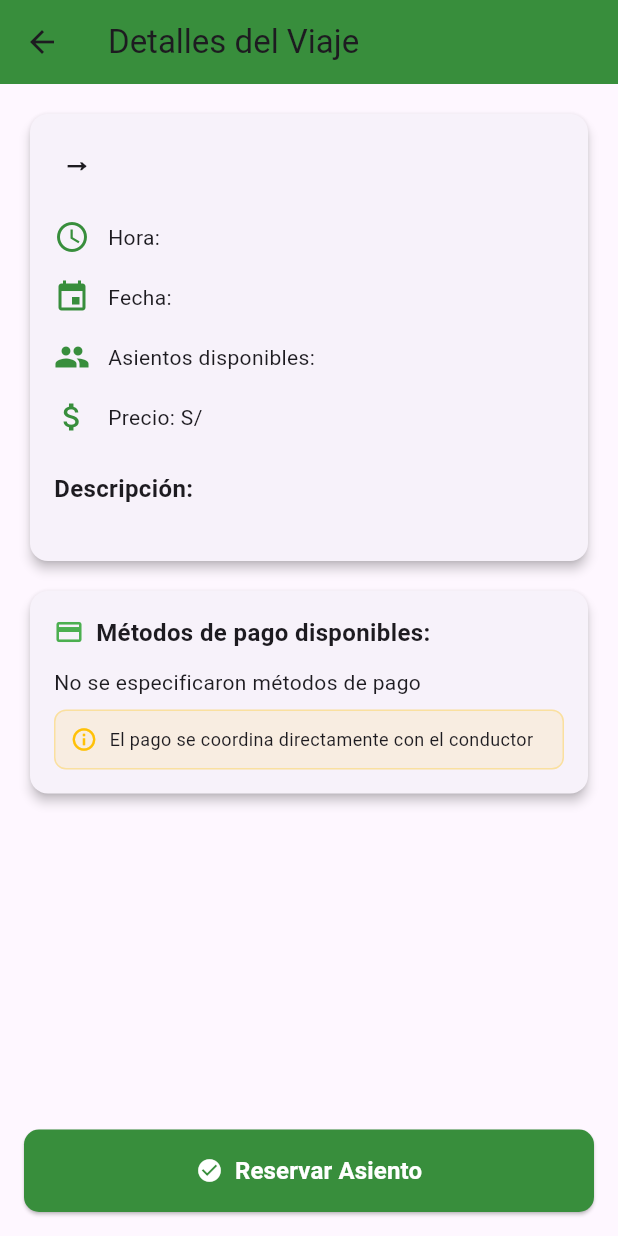
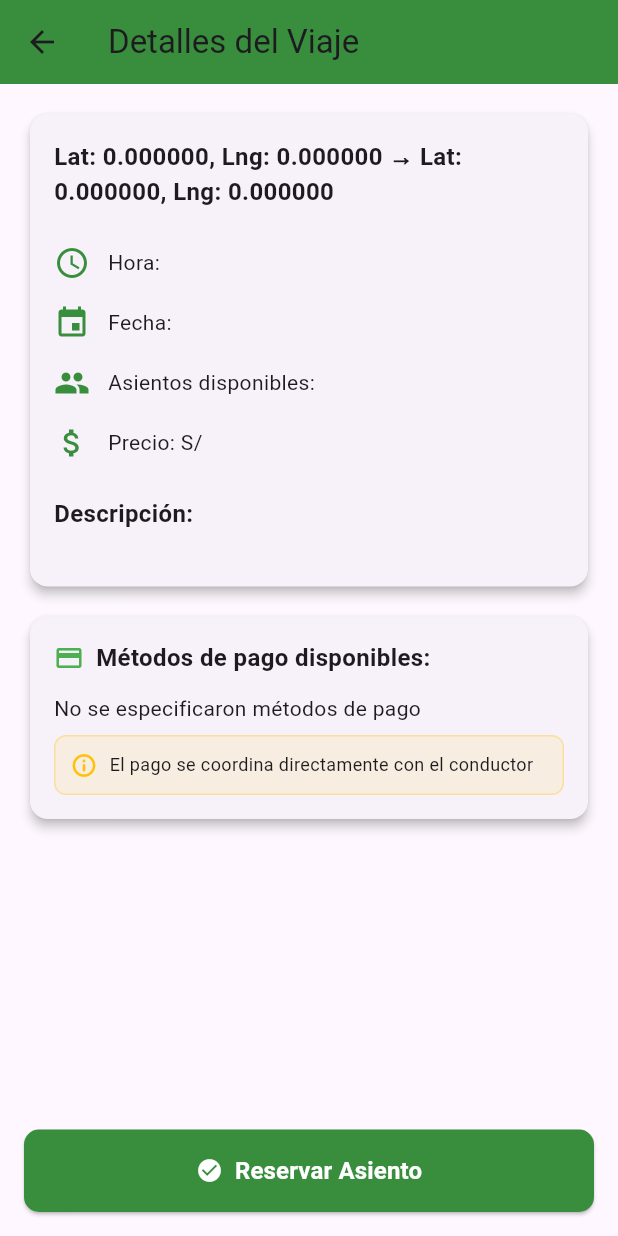
Before and after one commit to Marant7/MovUni, a Flutter app: the TripDetailScreen screen opened directly with empty values, on a phone screen of 412 x 824 dp. Run offline on Flutter 3.47's test engine with Material 3 defaults, Android fonts, the phone set to English and light mode, and no system bars; our stand-ins replace cloud_firestore, firebase_auth, firebase_core, firebase_storage, geocoding, google_maps_flutter and 3 more; accounts and stored records are empty.

Commit message:
Corregir el historial de los usuarios, diferenciando los datos que se muestran según el tipo de usuario y agregando las direcciones exactas en ves de las coordenadas. - PBI - 010

```diff
--- a/lib/screens/active_trips_screen.dart
+++ b/lib/screens/active_trips_screen.dart
@@ -2,6 +2,7 @@ import 'package:flutter/material.dart';
 import 'package:cloud_firestore/cloud_firestore.dart';
 import 'package:intl/intl.dart';
 import 'package:movuni/screens/trip_detail_screen.dart';
+import 'package:movuni/utils/address_resolver.dart';
 
 class ActiveTripsScreen extends StatelessWidget {
   const ActiveTripsScreen({super.key});
@@ -40,8 +41,6 @@ class ActiveTripsScreen extends StatelessWidget {
             itemCount: trips.length,
             itemBuilder: (context, index) {
               final trip = trips[index];
-              final destino = trip['destino']['nombre'] ?? 'Sin destino';
-              final origen = trip['origen']['nombre'] ?? 'Sin origen';
               final hora = trip['hora'] ?? '';
               final precio = trip['precio'] ?? 0;
               final asientos = trip['asientos'] ?? 0;
@@ -52,7 +51,7 @@ class ActiveTripsScreen extends StatelessWidget {
                   borderRadius: BorderRadius.circular(15),
                 ),
                 child: ListTile(
-                  title: Text('$origen → $destino'),
+                  title: AddressPair(data: trip.data() as Map<String, dynamic>),
                   subtitle: Text('Hora: $hora • Asientos: $asientos • Precio: S/$precio'),
                   leading: const Icon(Icons.directions_car, color: Colors.green),
                   trailing: const Icon(Icons.arrow_forward_ios, size: 16),
--- a/lib/screens/trip_detail_screen.dart
+++ b/lib/screens/trip_detail_screen.dart
@@ -1,6 +1,7 @@
 import 'package:flutter/material.dart';
 import 'package:cloud_firestore/cloud_firestore.dart';
 import 'package:firebase_auth/firebase_auth.dart';
+import 'package:movuni/utils/address_resolver.dart';
 
 class TripDetailScreen extends StatelessWidget {
   final DocumentSnapshot trip;
@@ -250,9 +251,8 @@ class TripDetailScreen extends StatelessWidget {
 
   @override
   Widget build(BuildContext context) {
-    final destino = trip['destino']['nombre'] ?? 'Sin destino';
-    final origen = trip['origen']['nombre'] ?? 'Sin origen';
-    final hora = trip['hora'] ?? '';
+  // origen/destino serán resueltos por AddressPair; no necesitamos extraerlos aquí
+  final hora = trip['hora'] ?? '';
     final precio = trip['precio'] ?? 0;
     final asientos = trip['asientos'] ?? 0;
     final descripcion = trip['descripcion'] ?? 'Sin descripción';
@@ -281,13 +281,8 @@ class TripDetailScreen extends StatelessWidget {
                         child: Column(
                           crossAxisAlignment: CrossAxisAlignment.start,
                           children: [
-                            Text(
-                              '$origen → $destino',
-                              style: const TextStyle(
-                                fontSize: 20,
-                                fontWeight: FontWeight.bold,
-                              ),
-                            ),
+                            // Mostrar direcciones resueltas (origen → destino)
+                            AddressPair(data: trip.data() as Map<String, dynamic>),
                             const SizedBox(height: 16),
                             _buildDetailRow(Icons.access_time, 'Hora: $hora'),
                             _buildDetailRow(Icons.event, 'Fecha: ${trip['fecha']}'),
@@ -317,7 +312,17 @@ class TripDetailScreen extends StatelessWidget {
                                   children: [
                                     const Icon(Icons.location_on, size: 16, color: Colors.orange),
                                     const SizedBox(width: 4),
-                                    Expanded(child: Text('${p['nombre'] ?? 'Sin nombre'}')),
+                                    Expanded(
+                                      child: FutureBuilder<String>(
+                                        future: resolveAddressFromData(p as Map<String, dynamic>?, p['nombre'] ?? 'Sin nombre'),
+                                        builder: (context, snap) {
+                                          if (snap.connectionState == ConnectionState.waiting) {
+                                            return const Text('Cargando...');
+                                          }
+                                          return Text(snap.data ?? (p['nombre'] ?? 'Sin nombre'));
+                                        },
+                                      ),
+                                    ),
                                   ],
                                 ),
                               )).toList(),
--- /dev/null
+++ b/lib/utils/address_resolver.dart
@@ -0,0 +1,86 @@
+import 'package:flutter/material.dart';
+import 'package:geocoding/geocoding.dart';
+
+/// Resuelve una dirección legible para un objeto de localización almacenado en Firestore.
+/// `location` puede ser un Map con 'nombre' o con 'lat' y 'lng'.
+Future<String> resolveAddressFromData(Map<String, dynamic>? location, String defaultName) async {
+  if (location == null) return defaultName;
+
+  // Si ya hay un nombre claro y no parece una coordenada, devolverlo
+  final nombre = (location['nombre'] is String) ? (location['nombre'] as String).trim() : '';
+  final coordPattern = RegExp(r'Lat:\s*-?\d+\.?\d+');
+  if (nombre.isNotEmpty && !coordPattern.hasMatch(nombre)) {
+    return nombre;
+  }
+
+  // Intentar leer lat/lng
+  double? lat;
+  double? lng;
+  try {
+    if (location['lat'] != null) lat = (location['lat'] as num).toDouble();
+    if (location['lng'] != null) lng = (location['lng'] as num).toDouble();
+  } catch (e) {
+    // ignore
+  }
+
+  if (lat == null || lng == null) {
+    // No hay coordenadas válidas; devolver nombre (podría estar vacío)
+    return nombre.isNotEmpty ? nombre : defaultName;
+  }
+
+  try {
+    final placemarks = await placemarkFromCoordinates(lat, lng);
+    if (placemarks.isNotEmpty) {
+      final p = placemarks.first;
+      // Construir dirección simple: street, subLocality, locality
+      final parts = <String>[];
+      if ((p.street ?? '').isNotEmpty) parts.add(p.street!);
+      if ((p.subLocality ?? '').isNotEmpty) parts.add(p.subLocality!);
+      if ((p.locality ?? '').isNotEmpty) parts.add(p.locality!);
+      if ((p.administrativeArea ?? '').isNotEmpty) parts.add(p.administrativeArea!);
+      if (parts.isNotEmpty) return parts.join(', ');
+    }
+  } catch (e) {
+    // Fallthrough: si falla el geocoding, mostraremos coordenadas
+  }
+
+  // Fallback: mostrar coordenadas
+  return 'Lat: ${lat.toStringAsFixed(6)}, Lng: ${lng.toStringAsFixed(6)}';
+}
+
+/// Widget que muestra "origen → destino" resolviendo direcciones desde coordenadas
+class AddressPair extends StatelessWidget {
+  final Map<String, dynamic> data;
+  final TextStyle? style;
+
+  const AddressPair({required this.data, this.style, Key? key}) : super(key: key);
+
+  Future<String> _resolveBoth() async {
+    final origenText = await resolveAddressFromData(data['origen'] as Map<String, dynamic>?, 'Sin origen');
+    final destinoText = await resolveAddressFromData(data['destino'] as Map<String, dynamic>?, 'Sin destino');
+    return '$origenText → $destinoText';
+  }
+
+  @override
+  Widget build(BuildContext context) {
+    return FutureBuilder<String>(
+      future: _resolveBoth(),
+      builder: (context, snapshot) {
+        if (snapshot.connectionState == ConnectionState.waiting) {
+          return const SizedBox(
+            height: 18,
+            child: LinearProgressIndicator(minHeight: 4),
+          );
+        }
+        final text = snapshot.data ?? 'Sin ubicación';
+        return Text(
+          text,
+          style: style ?? const TextStyle(
+            fontSize: 16,
+            fontWeight: FontWeight.bold,
+          ),
+        );
+      },
+    );
+  }
+}
--- a/pubspec.yaml
+++ b/pubspec.yaml
@@ -17,6 +17,7 @@ dependencies:
   firebase_auth: ^5.3.1
   firebase_storage: ^12.3.2
   google_maps_flutter: ^2.13.1
+  geocoding: ^2.0.5
   intl: ^0.18.1
   mockito: ^5.5.1
   image_picker: ^1.1.0
```
Also changed, not shown: lib/dashboard/historial_viajes.dart (+9 -18 lines), lib/screens/mis_reservas_screen.dart (+11 -11 lines), lib/screens/mis_viajes_screen.dart (+15 -20 lines), pubspec.lock.
